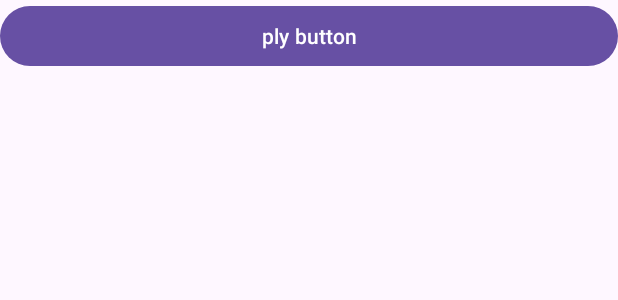
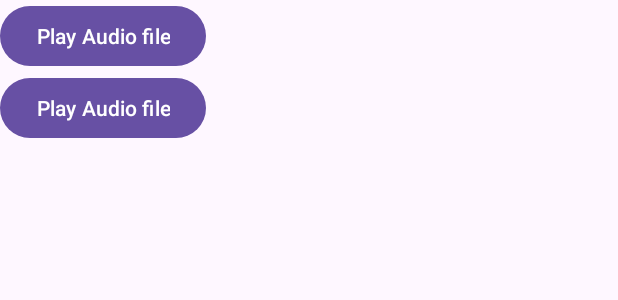
Before and after one commit to sime414/hello, an Android app: the layout activity_main.xml on its own in the app's theme, with its tools: preview values and no code run, on a phone screen of 412 x 824 dp. Shown: the top 300 px of the screen. Run offline under Robolectric (Android 15) with nearby library versions, the phone set to English and light mode, and no system bars.

Commit message:
new button

```diff
--- a/app/src/main/AndroidManifest.xml
+++ b/app/src/main/AndroidManifest.xml
@@ -25,10 +25,10 @@
             android:name=".Sound2"
             android:exported="false" />
         <activity
-            android:name=".MainActivity"
+            android:name=".MainActivity2"
             android:exported="false" />
         <activity
-            android:name=".MainActivity2"
+            android:name=".MainActivity"
             android:exported="true">
             <intent-filter>
                 <action android:name="android.intent.action.MAIN" />
--- a/app/src/main/res/layout/activity_main.xml
+++ b/app/src/main/res/layout/activity_main.xml
@@ -1,24 +1,28 @@
 <?xml version="1.0" encoding="utf-8"?>
-<RelativeLayout xmlns:android="http://schemas.android.com/apk/res/android"
+<LinearLayout xmlns:android="http://schemas.android.com/apk/res/android"
     xmlns:app="http://schemas.android.com/apk/res-auto"
     xmlns:tools="http://schemas.android.com/tools"
     android:layout_width="match_parent"
     android:layout_height="match_parent"
+    android:orientation="vertical"
     tools:context=".MainActivity">
 
     <Button
-        android:layout_width="match_parent"
-        android:layout_height="wrap_content"
-        android:text="ply button"
-        android:id="@+id/btnPlay"
-        />
-
-    <ProgressBar
+        android:id="@+id/playButton"
         android:layout_width="wrap_content"
         android:layout_height="wrap_content"
-        android:id="@+id/progressBar"
         android:layout_centerInParent="true"
-        android:visibility="gone"
-        />
+        android:text="Play Audio file"
+        android:textAllCaps="false" />
+    <Button
+        android:id="@+id/hello"
+        android:layout_width="wrap_content"
+        android:layout_height="wrap_content"
+        android:layout_centerInParent="true"
+        android:text="Play Audio file"
+        android:textAllCaps="false" />
 
-</RelativeLayout>
+    <!--Button for pausing the audio-->
+
+
+</LinearLayout>
```
Also changed, not shown: app/src/main/java/com/example/funnysound/MainActivity.java (+57 -64 lines).
